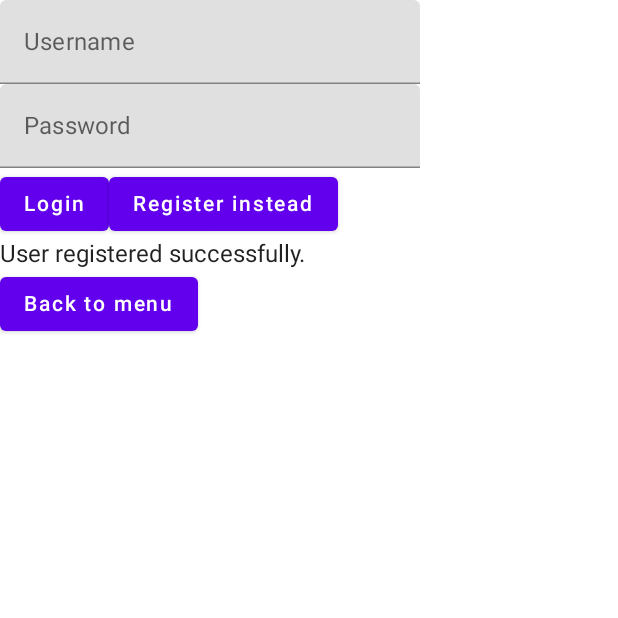
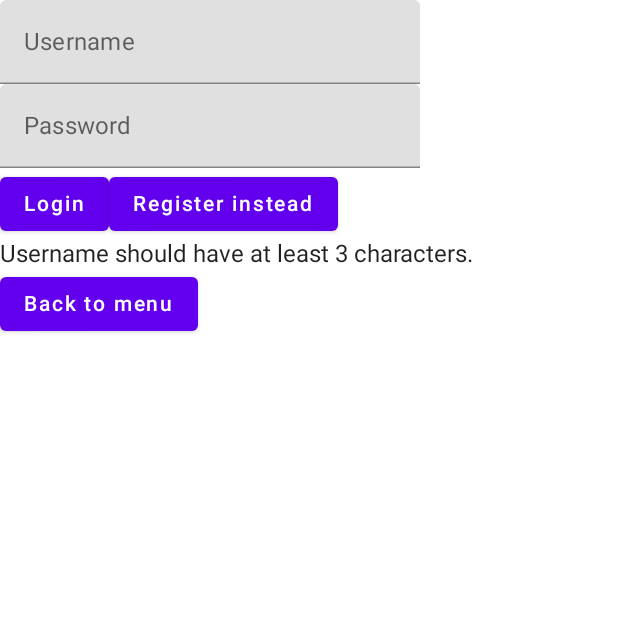
Before and after one commit to bodybuilders-team/battleships-mobile, an Android app built with Jetpack Compose: the composable Login shown on its own in the app's theme, after a tap on "Register instead", on a phone screen of 412 x 824 dp, the top half of it. Run offline under Robolectric (Android 15) with nearby library versions, the phone set to English and light mode, and no system bars; 1 other tap on this screen came first.

Commit message:
String resources added including their portuguese translation.
More Login composables created.

```diff
--- a/app/src/main/kotlin/pt/isel/pdm/battleships/Login.kt
+++ b/app/src/main/kotlin/pt/isel/pdm/battleships/Login.kt
@@ -9,6 +9,7 @@ import androidx.compose.material.TextField
 import androidx.compose.runtime.Composable
 import androidx.compose.runtime.mutableStateOf
 import androidx.compose.runtime.remember
+import androidx.compose.ui.res.stringResource
 import androidx.compose.ui.text.input.PasswordVisualTransformation
 import java.nio.charset.StandardCharsets
 import java.security.MessageDigest
@@ -25,34 +26,36 @@ import java.security.MessageDigest
  */
 @Composable
 fun Login(backToMenuCallback: () -> Unit) {
+    val loginMessage = remember { mutableStateOf<String?>(null) }
+
     val username = remember { mutableStateOf("") }
     val password = remember { mutableStateOf("") }
 
+    val loginMessageInvalidUsername = stringResource(id = R.string.login_message_invalid_username)
+    val loginMessageInvalidPassword = stringResource(id = R.string.login_message_invalid_password)
+    val loginMessageUsernameNotFound =
+        stringResource(id = R.string.login_message_username_not_found)
+    val loginMessageWrongPassword = stringResource(id = R.string.login_message_wrong_password)
+    val loginMessageSuccessful = stringResource(id = R.string.login_message_successful)
+
+    val registerMessageUserExists = stringResource(id = R.string.register_message_user_exists)
+    val registerMessageSuccessful = stringResource(id = R.string.register_message_successful)
+
     Column {
-        TextField(
-            value = username.value,
-            onValueChange = { username.value = it },
-            placeholder = { Text(text = "Username") }
+        LoginTextFields(username.value, password.value,
+            onUsernameChangeCallback = { username.value = it },
+            onPasswordChangeCallback = { password.value = it }
         )
 
-        TextField(
-            value = password.value,
-            onValueChange = { password.value = it },
-            placeholder = { Text(text = "Password") },
-            visualTransformation = PasswordVisualTransformation()
-        )
-
-        val loginMessage = remember { mutableStateOf<String?>(null) }
-
-        Row {
-            Button(onClick = {
-                if (!validateUsername(username.value)) {
-                    loginMessage.value = "Username should have at least 3 characters."
-                    return@Button
-                }
-                if (!validatePassword(password.value)) {
-                    loginMessage.value = "Password should have at least 4 characters."
-                    return@Button
+        LoginButtons(
+            onLoginClickCallback = {
+                validateFields(
+                    username.value, password.value,
+                    loginMessageInvalidUsername,
+                    loginMessageInvalidPassword
+                )?.let {
+                    loginMessage.value = it
+                    return@LoginButtons
                 }
 
                 val hashedPassword = hashPassword(password.value)
@@ -60,32 +63,30 @@ fun Login(backToMenuCallback: () -> Unit) {
                 // Send username and hashed password to the server api
 
                 when (MockApi.login(username.value, hashedPassword)) {
-                    "NO_USERNAME" -> loginMessage.value = "Username does not exist."
-                    "WRONG_PASSWORD" -> loginMessage.value = "Password is wrong."
-                    "SUCCESSFUL" -> loginMessage.value = "Login was successful."
+                    LoginStatus.USERNAME_NOT_FOUND -> loginMessage.value =
+                        loginMessageUsernameNotFound
+                    LoginStatus.WRONG_PASSWORD -> loginMessage.value = loginMessageWrongPassword
+                    LoginStatus.SUCCESSFUL -> loginMessage.value = loginMessageSuccessful
                 }
-            }) {
-                Text(text = "Login")
-            }
-
-            Button(onClick = {
-                if (!validateUsername(username.value)) {
-                    loginMessage.value = "Username should have at least 3 characters."
-                }
-                if (!validatePassword(password.value)) {
-                    loginMessage.value = "Password should have at least 4 characters."
+            },
+            onRegisterClickCallback = {
+                validateFields(
+                    username.value, password.value,
+                    loginMessageInvalidUsername,
+                    loginMessageInvalidPassword
+                )?.let {
+                    loginMessage.value = it
+                    return@LoginButtons
                 }
 
                 val hashedPassword = hashPassword(password.value)
 
                 when (MockApi.register(username.value, hashedPassword)) {
-                    "USERNAME_EXISTS" -> loginMessage.value = "Username already exists."
-                    "SUCCESSFUL" -> loginMessage.value = "User registered successfully."
+                    RegisterStatus.USERNAME_EXISTS -> loginMessage.value = registerMessageUserExists
+                    RegisterStatus.SUCCESSFUL -> loginMessage.value = registerMessageSuccessful
                 }
-            }) {
-                Text(text = "Register instead")
             }
-        }
+        )
 
         loginMessage.value?.let {
             AnimatedVisibility(visible = true) {
@@ -94,7 +95,58 @@ fun Login(backToMenuCallback: () -> Unit) {
         }
 
         Button(onClick = backToMenuCallback) {
-            Text(text = "Back to menu")
+            Text(text = stringResource(id = R.string.back_to_menu_button_text))
+        }
+    }
+}
+
+/**
+ * The text fields for the login operation on the login page:
+ * - Username field
+ * - Password field
+ *
+ * @param username username to show
+ * @param password password to show
+ * @param onUsernameChangeCallback callback to be invoked when the username text is changed
+ * @param onPasswordChangeCallback callback to be invoked when the password text is changed
+ */
+@Composable
+fun LoginTextFields(
+    username: String, password: String,
+    onUsernameChangeCallback: (String) -> Unit,
+    onPasswordChangeCallback: (String) -> Unit
+) {
+    TextField(
+        value = username,
+        onValueChange = onUsernameChangeCallback,
+        placeholder = { Text(text = stringResource(id = R.string.login_username_placeholder_text)) }
+    )
+
+    TextField(
+        value = password,
+        onValueChange = onPasswordChangeCallback,
+        placeholder = { Text(text = stringResource(id = R.string.login_password_placeholder_text)) },
+        visualTransformation = PasswordVisualTransformation()
+    )
+}
+
+/**
+ * Buttons for the login operation:
+ * - Login button
+ * - Register button
+ *
+ * @param onLoginClickCallback callback to be invoked when the login button is clicked
+ * @param onRegisterClickCallback callback to be invoked when the register button is clicked
+ */
+@Composable
+fun LoginButtons(onLoginClickCallback: () -> Unit, onRegisterClickCallback: () -> Unit) {
+    Row {
+        Button(onClick = onLoginClickCallback) {
+            Text(text = stringResource(id = R.string.login_login_button_text))
+        }
+
+        Button(onClick = onRegisterClickCallback) {
+            Text(text = stringResource(id = R.string.login_register_button_text))
         }
     }
 }
@@ -158,3 +210,26 @@ private fun hashPassword(password: String): String {
 
     return sb.toString()
 }
+
+
+/**
+ * Validates fields, returning a message in case of failure.
+ *
+ * @param username username to validate
+ * @param password password to validate
+ * @param invalidUsernameMessage message to show in case of invalid username
+ * @param invalidPasswordMessage message to show in case of invalid password
+ */
+private fun validateFields(
+    username: String, password: String,
+    invalidUsernameMessage: String, invalidPasswordMessage: String
+): String? {
+    if (!validateUsername(username)) {
+        return invalidUsernameMessage
+    }
+    if (!validatePassword(password)) {
+        return invalidPasswordMessage
+    }
+
+    return null
+}
--- a/app/src/main/kotlin/pt/isel/pdm/battleships/domain/board/Coordinate.kt
+++ b/app/src/main/kotlin/pt/isel/pdm/battleships/domain/board/Coordinate.kt
@@ -10,11 +10,11 @@ data class Coordinate(val col: Char, val row: Int) {
     init {
         require(col in COLS_RANGE) {
             "Invalid Coordinate: " +
-                "Column $col out of range (${COLS_RANGE.first} .. ${COLS_RANGE.last})."
+                    "Column $col out of range (${COLS_RANGE.first} .. ${COLS_RANGE.last})."
         }
         require(row in ROWS_RANGE) {
             "Invalid Coordinate:" +
-                " Row $row out of range (${ROWS_RANGE.first} .. ${ROWS_RANGE.last})."
+                    " Row $row out of range (${ROWS_RANGE.first} .. ${ROWS_RANGE.last})."
         }
     }
 
--- a/app/src/main/res/values/strings.xml
+++ b/app/src/main/res/values/strings.xml
@@ -1,3 +1,26 @@
 <resources>
     <string name="app_name">Battleships</string>
+    <string name="main_menu_play_button_text">Play</string>
+    <string name="main_menu_login_button_text">Login</string>
+    <string name="main_menu_ranking_button_text">Ranking</string>
+    <string name="main_menu_about_devs_button_text">About the developers</string>
+    <string name="about_devs_repo_github_text">"The code for this app is available at: "</string>
+    <string name="back_to_menu_button_text">Back to menu</string>
+    <string name="login_message_invalid_username">Username should have at least 3 characters.</string>
+    <string name="login_message_invalid_password">Password should have at least 4 characters.</string>
+    <string name="login_message_username_not_found">Username doesn\'t exist.</string>
+    <string name="login_message_wrong_password">Password is wrong.</string>
+    <string name="login_message_successful">Login was successful.</string>
+    <string name="register_message_user_exists">Username already exists.</string>
+    <string name="register_message_successful">User registered successfully.</string>
+    <string name="ranking_search_player_placeholder_text">Search player</string>
+    <string name="ranking_search_player_button_text">Search</string>
+    <string name="ranking_table_label_position">Position</string>
+    <string name="ranking_table_label_username">Username</string>
+    <string name="ranking_table_label_points">Points</string>
+    <string name="login_username_placeholder_text">Username</string>
+    <string name="login_password_placeholder_text">Password</string>
+    <string name="login_login_button_text">Login</string>
+    <string name="login_register_button_text">Register instead</string>
+
 </resources>
```
Also changed, not shown: app/src/main/kotlin/pt/isel/pdm/battleships/AboutDevelopers.kt (+5 -7 lines), app/src/main/kotlin/pt/isel/pdm/battleships/Gameplay.kt (+4 -13 lines), app/src/main/kotlin/pt/isel/pdm/battleships/MainMenu.kt (+11 -4 lines), app/src/main/kotlin/pt/isel/pdm/battleships/MockApi.kt (+18 -7 lines), app/src/main/kotlin/pt/isel/pdm/battleships/Ranking.kt (+17 -18 lines), app/src/main/kotlin/pt/isel/pdm/battleships/ui/ship/UnplacedShipView.kt (+3 -8 lines), app/src/main/kotlin/pt/isel/pdm/battleships/ui/ship/ShipView.kt (indentation only), 1 other file.
